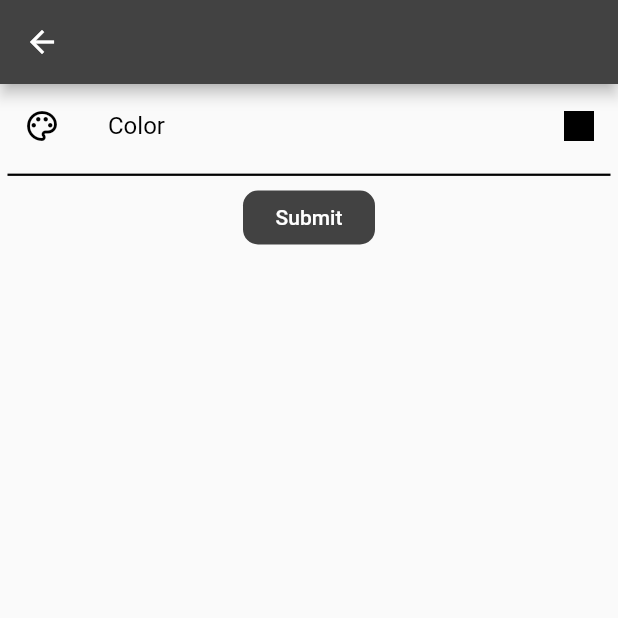
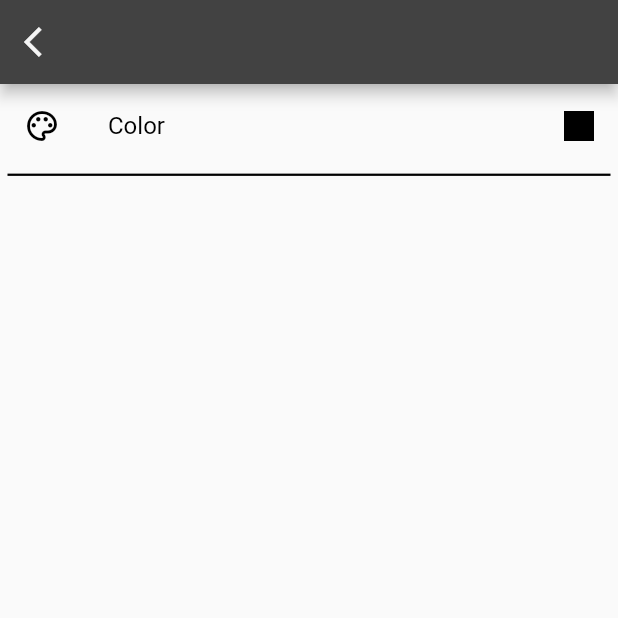
Before and after one commit to DanilLevadsky/flutter_painter, a Flutter app: the SettingsScreen screen opened directly, on a phone screen of 412 x 824 dp, the top half of it. Run offline on Flutter 3.47's test engine with Material 2 defaults, Android fonts, the phone set to English and light mode, and no system bars; missing offline and left inert: desktop_window, flutter_material_pickers.

Commit message:
removed button 'submit' and gave its functionality to appbar button

```diff
--- a/lib/screens/settings_screen.dart
+++ b/lib/screens/settings_screen.dart
@@ -23,6 +23,15 @@ class _SettingsScreenState extends State<SettingsScreen> {
     return Scaffold(
       appBar: AppBar(
         backgroundColor: Colors.grey[800],
+        leading: IconButton(
+          icon: Icon(
+            Icons.arrow_back_ios,
+            color: Colors.grey[100],
+          ),
+          onPressed: () {
+            Navigator.pop(context, color);
+          },
+        ),
       ),
       body: Column(
         mainAxisSize: MainAxisSize.min,
@@ -63,15 +72,6 @@ class _SettingsScreenState extends State<SettingsScreen> {
             ),
 
           ),
-          FlatButton(
-            shape: RoundedRectangleBorder(borderRadius: BorderRadius.circular(10.0)),
-            color: Colors.grey[800],
-            textColor: Colors.white,
-            child: Text('Submit'),
-            onPressed: () {
-              Navigator.pop(context, color);
-            },
-          )
         ],
       ),
     );
```
